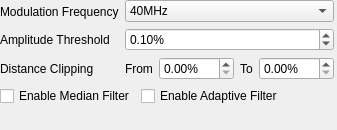
This is Include/iqtswr/CSwissRangerParamsGuiComp.ui in ImagingTools/IAcf as Qt 5 draws it before an edit. The edited form follows.
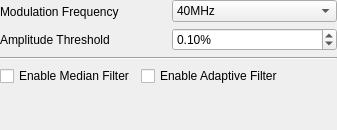
This is the edited form.

Commit message: Some changes in SiwssRanger related classes.

Diff of the .ui file:
```diff
--- a/Include/iqtswr/CSwissRangerParamsGuiComp.ui
+++ b/Include/iqtswr/CSwissRangerParamsGuiComp.ui
@@ -40,13 +40,6 @@
          </property>
         </widget>
        </item>
-       <item>
-        <widget class="QLabel" name="label_3" >
-         <property name="text" >
-          <string>Distance Clipping</string>
-         </property>
-        </widget>
-       </item>
       </layout>
      </item>
      <item>
@@ -124,69 +117,19 @@
          </property>
         </widget>
        </item>
-       <item>
-        <layout class="QHBoxLayout" name="horizontalLayout" >
-         <item>
-          <widget class="QLabel" name="label_4" >
-           <property name="text" >
-            <string>From</string>
-           </property>
-          </widget>
-         </item>
-         <item>
-          <widget class="QDoubleSpinBox" name="DistanceClippingFromSpin" >
-           <property name="suffix" >
-            <string>%</string>
-           </property>
-           <property name="decimals" >
-            <number>2</number>
-           </property>
-           <property name="maximum" >
-            <double>100.000000000000000</double>
-           </property>
-          </widget>
-         </item>
-         <item>
-          <widget class="QLabel" name="label_5" >
-           <property name="text" >
-            <string>To</string>
-           </property>
-          </widget>
-         </item>
-         <item>
-          <widget class="QDoubleSpinBox" name="DistanceClippingToSpin" >
-           <property name="suffix" >
-            <string>%</string>
-           </property>
-           <property name="decimals" >
-            <number>2</number>
-           </property>
-           <property name="maximum" >
-            <double>100.000000000000000</double>
-           </property>
-          </widget>
-         </item>
-        </layout>
-       </item>
       </layout>
      </item>
-     <item>
-      <spacer name="horizontalSpacer_2" >
-       <property name="orientation" >
-        <enum>Qt::Horizontal</enum>
-       </property>
-       <property name="sizeHint" stdset="0" >
-        <size>
-         <width>40</width>
-         <height>20</height>
-        </size>
-       </property>
-      </spacer>
-     </item>
     </layout>
    </item>
    <item>
-    <layout class="QHBoxLayout" name="horizontalLayout_2" >
+    <widget class="Line" name="line">
+     <property name="orientation">
+      <enum>Qt::Horizontal</enum>
+     </property>
+    </widget>
+   </item>
+   <item>
+    <layout class="QHBoxLayout" name="horizontalLayout_2">
      <item>
       <widget class="QCheckBox" name="MedianFilterCheck" >
        <property name="text" >
```
Left out of the diff: 85 changed lines with no effect on the pictures. The commit also changes 11 other files.
